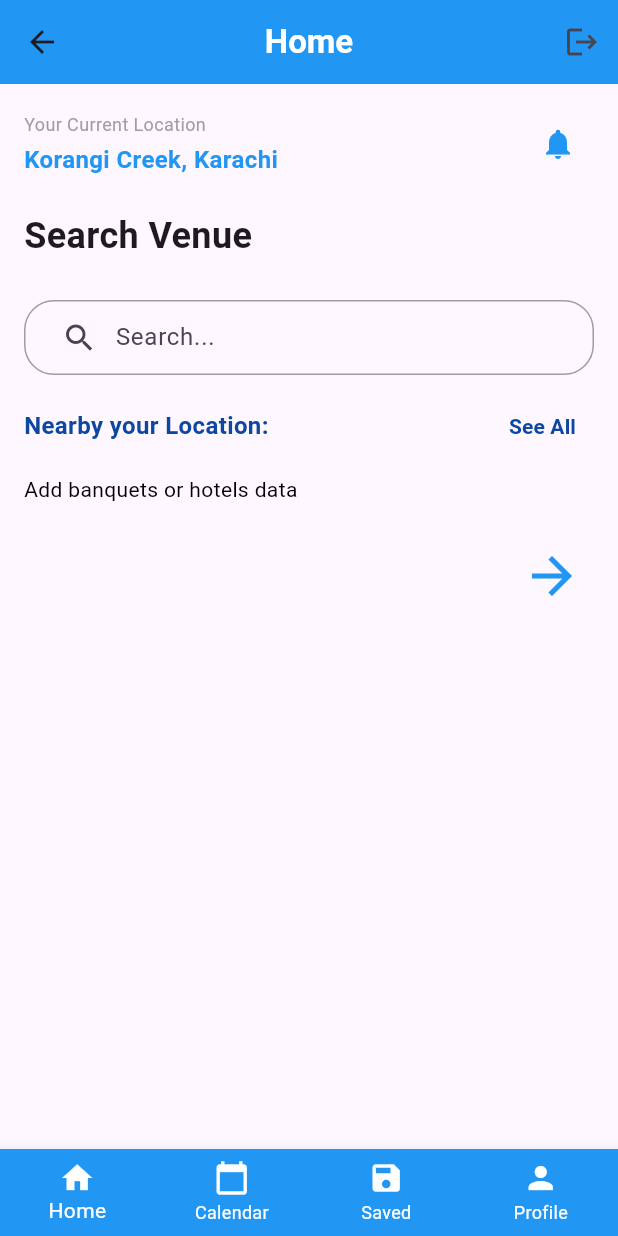
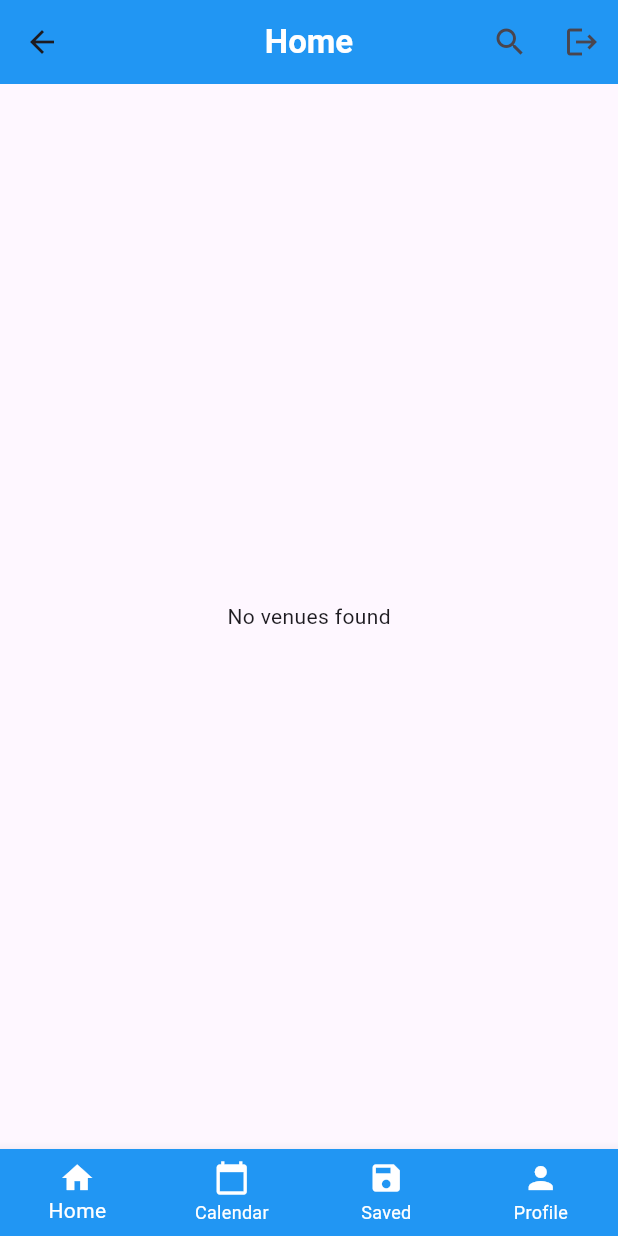
Before and after one commit to abdullahasif2000/celebratemate_update, a Flutter app: the HomeScreen screen opened directly, on a phone screen of 412 x 824 dp. Run offline on Flutter 3.47's test engine with Material 3 defaults, Android fonts, the phone set to English and light mode, and no system bars; our stand-ins replace cloud_firestore, firebase_auth, firebase_core, firebase_storage, flutter_rating_bar, image_picker and 2 more; accounts and stored records are empty.

Commit message:
venue listing in homepage and search enabled

```diff
--- a/lib/views/home_screen.dart
+++ b/lib/views/home_screen.dart
@@ -1,20 +1,51 @@
 import 'package:flutter/material.dart';
+import 'package:cloud_firestore/cloud_firestore.dart';
 import 'package:firebase_auth/firebase_auth.dart';
-import 'package:celebratemate/views/login_screen.dart'; // Import the LoginScreen
-import 'booking_screen2.dart'; // Import the booking screen
+import 'package:celebratemate/views/login_screen.dart';
+import 'booking_screen2.dart';
 
-class HomeScreen extends StatelessWidget {
+class HomeScreen extends StatefulWidget {
   const HomeScreen({Key? key}) : super(key: key);
+
+  @override
+  _HomeScreenState createState() => _HomeScreenState();
+}
+
+class _HomeScreenState extends State<HomeScreen> {
+  TextEditingController _searchController = TextEditingController();
+  late Stream<QuerySnapshot> _venuesStream;
+  bool _isSearching = false;
+
+  @override
+  void initState() {
+    super.initState();
+    _venuesStream = FirebaseFirestore.instance.collection('venues').snapshots();
+  }
 
   @override
   Widget build(BuildContext context) {
     return Scaffold(
       appBar: AppBar(
-        backgroundColor: Colors.blue, // Set background color to blue
-        title: Text(
+        backgroundColor: Colors.blue,
+        title: _isSearching
+            ? TextField(
+          controller: _searchController,
+          decoration: InputDecoration(
+            hintText: 'Search venue...',
+            hintStyle: TextStyle(color: Colors.white),
+            border: InputBorder.none,
+          ),
+          style: TextStyle(color: Colors.white),
+          onChanged: (value) {
+            setState(() {
+              // Trigger rebuild to apply filter
+            });
+          },
+        )
+            : Text(
           'Home',
           style: TextStyle(
-            color: Colors.white, // Set text color to white
+            color: Colors.white,
             fontWeight: FontWeight.bold,
           ),
         ),
@@ -22,7 +53,18 @@ class HomeScreen extends StatelessWidget {
         actions: [
           IconButton(
             onPressed: () {
-              _signOut(context); // Call the signOut method when the button is pressed
+              setState(() {
+                _isSearching = !_isSearching;
+                if (!_isSearching) {
+                  _searchController.clear();
+                }
+              });
+            },
+            icon: Icon(_isSearching ? Icons.close : Icons.search),
+          ),
+          IconButton(
+            onPressed: () {
+              _signOut(context);
             },
             icon: Icon(Icons.logout),
           ),
@@ -30,145 +72,106 @@ class HomeScreen extends StatelessWidget {
       ),
       body: Padding(
         padding: const EdgeInsets.all(16.0),
-        child: Column(
+        child: StreamBuilder<QuerySnapshot>(
+          stream: _venuesStream,
+          builder: (context, snapshot) {
+            if (snapshot.hasError) {
+              return Center(child: Text('Something went wrong: ${snapshot.error}'));
+            }
+            if (snapshot.connectionState == ConnectionState.waiting) {
+              return Center(child: CircularProgressIndicator());
+            }
+
+            final List<DocumentSnapshot> documents = snapshot.data?.docs ?? [];
+
+            if (documents.isEmpty) {
+              return Center(child: Text('No venues found'));
+            }
+
+            // Filtered venues based on search query
+            final filteredVenues = documents.where((venue) {
+              final name = venue['name'] as String? ?? '';
+              final query = _searchController.text.toLowerCase();
+              return name.toLowerCase().contains(query);
+            }).toList();
+
+            return ListView.builder(
+              itemCount: filteredVenues.length,
+              itemBuilder: (context, index) {
+                final data = filteredVenues[index].data() as Map<String, dynamic>;
+                return Card(
+                  margin: EdgeInsets.symmetric(vertical: 10, horizontal: 20),
+                  elevation: 3,
+                  child: ListTile(
+                    title: Text(
+                      data['name'] as String? ?? 'No Name',
+                      style: TextStyle(fontWeight: FontWeight.bold),
+                    ),
+                    subtitle: Column(
                       crossAxisAlignment: CrossAxisAlignment.start,
                       children: [
+                        SizedBox(height: 5),
+                        Text(data['description'] as String? ?? 'No Description'),
+                        SizedBox(height: 5),
+                        Text('Representative: ${data['representative'] as String? ?? 'N/A'}'),
+                        SizedBox(height: 5),
+                        Text('Phone Number: ${data['phoneNumber'] as String? ?? 'N/A'}'),
+                        SizedBox(height: 5),
+                        Text('Location: ${data['location'] as String? ?? 'N/A'}'),
+                        SizedBox(height: 5),
+                        Text('Services Offered: ${data['services'] as String? ?? 'N/A'}'),
+                        SizedBox(height: 5),
                         Row(
                           children: [
-                Expanded(
-                  child: Column(
-                    crossAxisAlignment: CrossAxisAlignment.start,
-                    children: [
                             Text(
-                        'Your Current Location',
-                        style: TextStyle(
-                          fontSize: 12,
-                          color: Colors.grey,
+                              'Stars: ',
+                              style: TextStyle(fontWeight: FontWeight.bold),
                             ),
+                            Icon(Icons.star, color: Colors.amber, size: 18),
+                            Text('${data['stars']?.toStringAsFixed(1) ?? 'N/A'}'),
+                          ],
                         ),
-                      SizedBox(height: 4),
+                        SizedBox(height: 5),
                         Text(
-                        'Korangi Creek, Karachi',
-                        style: TextStyle(
-                          fontSize: 16,
-                          fontWeight: FontWeight.bold,
-                          color: Colors.blue, // Set text color to blue
+                          'Valet Parking: ${data['valetParking'] ?? false ? 'Available' : 'Not Available'}',
+                        ),
+                        SizedBox(height: 5),
+                        Text(
+                          'Pictures:',
+                          style: TextStyle(fontWeight: FontWeight.bold),
+                        ),
+                        SizedBox(height: 5),
+                        SingleChildScrollView(
+                          scrollDirection: Axis.horizontal,
+                          child: Row(
+                            children: (data['pictures'] as List<dynamic>?)
+                                ?.map((url) => Padding(
+                              padding: EdgeInsets.only(right: 5),
+                              child: Image.network(
+                                url as String,
+                                width: 100,
+                                height: 100,
+                                fit: BoxFit.cover,
+                              ),
+                            ))
+                                .toList() ??
+                                [],
                           ),
                         ),
                       ],
                     ),
                   ),
-                IconButton(
-                  onPressed: () {
-                    // Add notification bell logic here
-                  },
-                  icon: Icon(
-                    Icons.notifications,
-                    color: Colors.blue, // Set icon color to blue
-                  ),
-                ),
-              ],
-            ),
-            SizedBox(height: 20), // Add SizedBox to move down the "Search Venue" text
-            Column(
-              children: [
-                Container(
-                  height: 30, // Adjust the height as needed
-                  child: Text(
-                    'Search Venue',
-                    style: TextStyle(
-                      fontSize: 24,
-                      fontWeight: FontWeight.bold,
-                    ),
-                  ),
-                ),
-                SizedBox(height: 20), // Add SizedBox for spacing
-              ],
-            ),
-            SizedBox(height: 10), // Add SizedBox for spacing
-            Container(
-              padding: EdgeInsets.symmetric(horizontal: 12),
-              decoration: BoxDecoration(
-                borderRadius: BorderRadius.circular(20),
-                border: Border.all(color: Colors.grey),
-              ),
-              child: Row(
-                children: [
-                  IconButton(
-                    onPressed: () {
-                      // Add search logic here
-                    },
-                    icon: Icon(Icons.search),
-                  ),
-                  Expanded(
-                    child: TextField(
-                      decoration: InputDecoration(
-                        hintText: 'Search...',
-                        border: InputBorder.none,
-                      ),
-                    ),
-                  ),
-                ],
-              ),
-            ),
-            SizedBox(height: 10), // Add SizedBox for spacing
-            Row(
-              mainAxisAlignment: MainAxisAlignment.spaceBetween,
-              children: [
-                Text(
-                  'Nearby your Location:',
-                  style: TextStyle(
-                    color: Colors.blue.shade900,
-                    fontSize: 16,
-                    fontWeight: FontWeight.bold,
-                  ),
-                ),
-                TextButton(
-                  onPressed: () {
-                    // Add onPressed logic for See All button
-                  },
-                  child: Text(
-                    'See All',
-                    style: TextStyle(
-                      color: Colors.blue.shade900,
-                      fontWeight: FontWeight.bold,
-                    ),
-                  ),
-                ),
-              ],
-            ),
-            SizedBox(height: 8), // Add SizedBox for spacing
-            Text(
-              'Add banquets or hotels data', // Your text here
-              style: TextStyle(
-                fontSize: 14,
-                color: Colors.black,
-              ),
-            ),
-            SizedBox(height: 20), // Add SizedBox for spacing
-            // Next button to navigate to booking_screen2.dart
-            Align(
-              alignment: Alignment.centerRight,
-              child: IconButton(
-                onPressed: () {
-                  Navigator.push(
-                    context,
-                    MaterialPageRoute(builder: (context) => BookingScreen2()),
                 );
               },
-                icon: Icon(Icons.arrow_forward),
-                iconSize: 40,
-                color: Colors.blue,
-              ),
-            ),
-          ],
+            );
+          },
         ),
       ),
       bottomNavigationBar: BottomNavigationBar(
-        backgroundColor: Colors.blue, // Set background color to blue
-        selectedItemColor: Colors.white, // Set selected item color to black
-        unselectedItemColor: Colors.white, // Set unselected item color to black
-        type: BottomNavigationBarType.fixed, // Ensure equal spacing
+        backgroundColor: Colors.blue,
+        selectedItemColor: Colors.white,
+        unselectedItemColor: Colors.white,
+        type: BottomNavigationBarType.fixed,
         items: [
           BottomNavigationBarItem(
             icon: Icon(Icons.home),
@@ -191,17 +194,13 @@ class HomeScreen extends StatelessWidget {
     );
   }
 
-  // Sign out method
   void _signOut(BuildContext context) async {
     try {
-      // Sign out the current user
       await FirebaseAuth.instance.signOut();
-      // Navigate back to the login screen
       Navigator.of(context).pushReplacement(
         MaterialPageRoute(builder: (context) => LoginScreen()),
       );
     } catch (e) {
-      // Handle sign-out errors
       print('Error signing out: $e');
     }
   }
```
Also changed, not shown: lib/views/onboarding_screen.dart (+19 -7 lines). Lines whose indentation alone changed are shown as unchanged.
